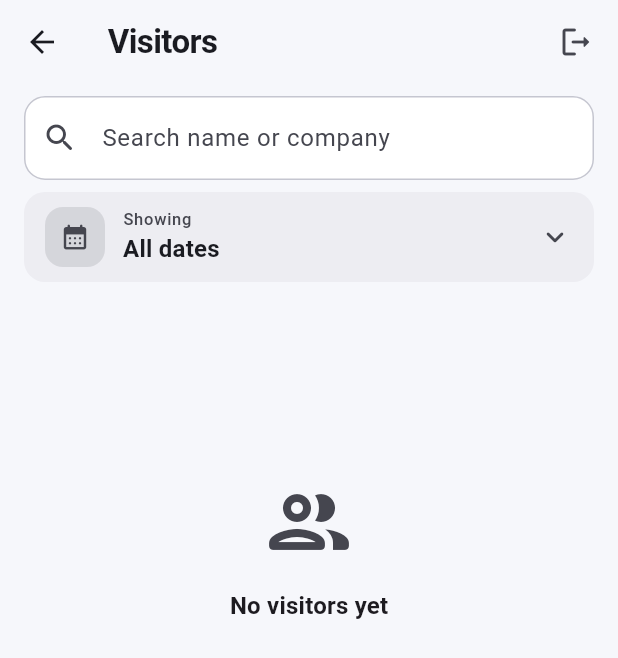
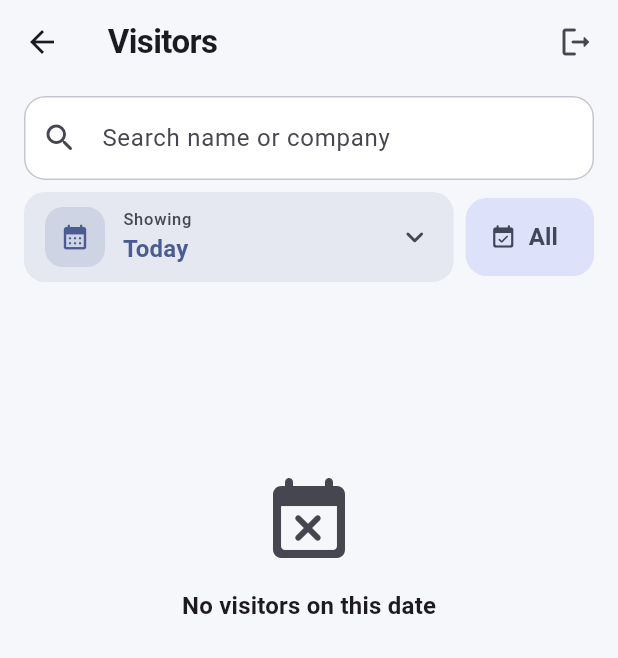
Before and after one commit to ShivanshPande19/AZIMUTH-ENTRY, a Flutter app: the OwnerHome screen opened directly, on a phone screen of 412 x 824 dp. Shown: the top 658 px of the screen. Run offline on Flutter 3.47's test engine with Material 3 defaults, Android fonts, the phone set to English and light mode, and no system bars; our stand-ins replace supabase_flutter; accounts and stored records are empty.

Commit message:
Owner register: default the date filter to today (not All dates)
The owner now opens on today's visitors by default; the 'All' button still
switches to the full, all-dates view.

```diff
--- a/lib/screens/owner/owner_visitors_screen.dart
+++ b/lib/screens/owner/owner_visitors_screen.dart
@@ -32,7 +32,7 @@ class _OwnerVisitorsScreenState extends State<OwnerVisitorsScreen> {
 
   final List<Visitor> _items = [];
   String _query = '';
-  DateTime? _filterDate; // null = show all dates
+  DateTime? _filterDate = DateTime.now(); // defaults to today; null = all dates
 
   bool _initialLoading = true;
   bool _loadingMore = false;
```
